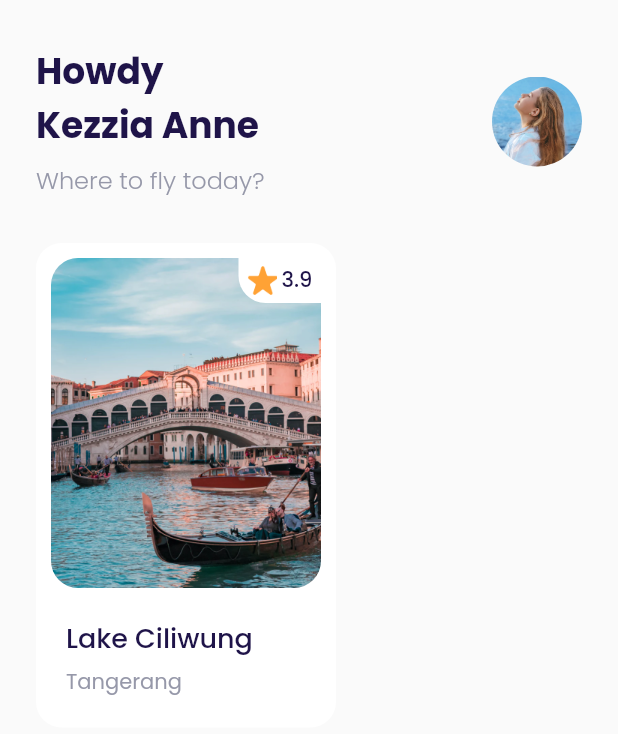
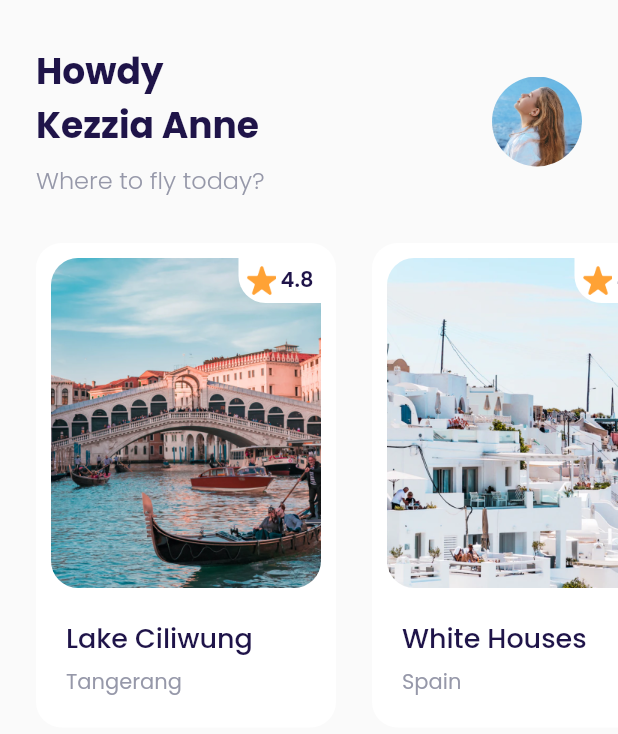
Before and after one commit to rizkyferdian/Flutter-Airplane-BLOC, a Flutter app: the HomePage screen opened directly, on a phone screen of 412 x 824 dp. Shown: the top 734 px of the screen. Run offline on Flutter 3.47's test engine with Material 2 defaults, Android fonts, the phone set to English and light mode, and no system bars; our stand-ins replace google_fonts.

Commit message:
content home page

```diff
--- a/lib/ui/pages/bonus_page.dart
+++ b/lib/ui/pages/bonus_page.dart
@@ -1,5 +1,3 @@
-import 'dart:html';
-
 import 'package:airplane/shared/theme.dart';
 import 'package:airplane/ui/widget/custom_button.dart';
 import 'package:flutter/material.dart';
--- a/lib/ui/pages/home_page.dart
+++ b/lib/ui/pages/home_page.dart
@@ -1,4 +1,5 @@
 import 'package:airplane/shared/theme.dart';
+import 'package:airplane/ui/widget/destination_card.dart';
 import 'package:flutter/material.dart';
 
 class HomePage extends StatelessWidget {
@@ -61,94 +62,38 @@ class HomePage extends StatelessWidget {
         margin: EdgeInsets.only(
           top: 30,
         ),
-        child: Row(
-          children: [
-            Container(
-              width: 200,
-              height: 323,
-              margin: EdgeInsets.only(
-                left: defaultMargin,
+        child: SingleChildScrollView(
+          scrollDirection: Axis.horizontal,
+          child: Row(
+            children: [
+              DestinationCard(
+                name: "Lake Ciliwung",
+                city: "Tangerang",
+                imageUrl: "assets/image_destination1.png",
+                rating: 4.8,
               ),
-              padding: EdgeInsets.all(10),
-              decoration: BoxDecoration(
-                color: kWhiteColor,
-                borderRadius: BorderRadius.circular(defaultRadius),
-              ),
-              child: Column(
-                crossAxisAlignment: CrossAxisAlignment.start,
-                children: [
-                  Container(
-                    width: 180,
-                    height: 220,
-                    margin: EdgeInsets.only(bottom: 20),
-                    decoration: BoxDecoration(
-                      borderRadius: BorderRadius.circular(18),
-                      image: DecorationImage(
-                        image: AssetImage("assets/image_destination1.png"),
-                      ),
-                    ),
-                    child: Align(
-                      alignment: Alignment.topRight,
-                      child: Container(
-                        width: 55,
-                        height: 30,
-                        decoration: BoxDecoration(
-                          color: kWhiteColor,
-                          borderRadius: BorderRadius.only(
-                            bottomLeft: Radius.circular(18),
-                          ),
-                        ),
-                        child: Row(
-                          mainAxisAlignment: MainAxisAlignment.center,
-                          crossAxisAlignment: CrossAxisAlignment.center,
-                          children: [
-                            Container(
-                              margin: EdgeInsets.only(right: 3),
-                              width: 20,
-                              height: 20,
-                              decoration: BoxDecoration(
-                                image: DecorationImage(
-                                  image: AssetImage("assets/icon_star.png"),
-                                ),
-                              ),
-                            ),
-                            Text(
-                              "3.9",
-                              style: blackTextStyle.copyWith(
-                                fontWeight: medium,
-                              ),
-                            )
-                          ],
-                        ),
-                      ),
-                    ),
-                  ),
-                  Container(
-                    margin: EdgeInsets.only(left: 10),
-                    child: Column(
-                      crossAxisAlignment: CrossAxisAlignment.start,
-                      children: [
-                        Text(
-                          "Lake Ciliwung",
-                          style: blackTextStyle.copyWith(
-                            fontSize: 18,
-                            fontWeight: medium,
-                          ),
-                        ),
-                        SizedBox(
-                          height: 5,
-                        ),
-                        Text(
-                          "Tangerang",
-                          style: greyTextStyle,
-                        )
-                      ],
-                    ),
-                  ),
-                ],
-              ),
-            ),
-          ],
+              DestinationCard(
+                  name: "White Houses",
+                  city: "Spain",
+                  imageUrl: "assets/image_destination2.png",
+                  rating: 4.9),
+              DestinationCard(
+                  name: "Hill Heyo",
+                  city: "Monaco",
+                  imageUrl: "assets/image_destination3.png",
+                  rating: 4.6),
+              DestinationCard(
+                  name: "Menara",
+                  city: "Japan",
+                  imageUrl: "assets/image_destination4.png",
+                  rating: 4.7),
+              DestinationCard(
+                  name: "Tree Umbrella",
+                  city: "Denmark",
+                  imageUrl: "assets/image_destination5.png",
+                  rating: 4.5),
+            ],
+          ),
         ),
       );
     }
--- a/lib/ui/pages/splash_page.dart
+++ b/lib/ui/pages/splash_page.dart
@@ -1,5 +1,4 @@
 import 'dart:async';
-
 import 'package:airplane/shared/theme.dart';
 import 'package:flutter/material.dart';
 
--- /dev/null
+++ b/lib/ui/widget/destination_card.dart
@@ -0,0 +1,106 @@
+import 'package:flutter/material.dart';
+
+import '../../shared/theme.dart';
+
+class DestinationCard extends StatelessWidget {
+  final String name;
+  final String city;
+  final String imageUrl;
+  final double rating;
+  const DestinationCard({
+    Key? key,
+    required this.name,
+    required this.city,
+    required this.imageUrl,
+    this.rating = 0.0,
+  }) : super(key: key);
+
+  @override
+  Widget build(BuildContext context) {
+    return Container(
+      width: 200,
+      height: 323,
+      margin: EdgeInsets.only(
+        left: defaultMargin,
+      ),
+      padding: EdgeInsets.all(10),
+      decoration: BoxDecoration(
+        color: kWhiteColor,
+        borderRadius: BorderRadius.circular(defaultRadius),
+      ),
+      child: Column(
+        crossAxisAlignment: CrossAxisAlignment.start,
+        children: [
+          Container(
+            width: 180,
+            height: 220,
+            margin: EdgeInsets.only(bottom: 20),
+            decoration: BoxDecoration(
+              borderRadius: BorderRadius.circular(18),
+              image: DecorationImage(
+                image: AssetImage(imageUrl),
+              ),
+            ),
+            child: Align(
+              alignment: Alignment.topRight,
+              child: Container(
+                width: 55,
+                height: 30,
+                decoration: BoxDecoration(
+                  color: kWhiteColor,
+                  borderRadius: BorderRadius.only(
+                    bottomLeft: Radius.circular(18),
+                  ),
+                ),
+                child: Row(
+                  mainAxisAlignment: MainAxisAlignment.center,
+                  crossAxisAlignment: CrossAxisAlignment.center,
+                  children: [
+                    Container(
+                      margin: EdgeInsets.only(right: 3),
+                      width: 20,
+                      height: 20,
+                      decoration: BoxDecoration(
+                        image: DecorationImage(
+                          image: AssetImage("assets/icon_star.png"),
+                        ),
+                      ),
+                    ),
+                    Text(
+                      rating.toString(),
+                      style: blackTextStyle.copyWith(
+                        fontWeight: semiBold,
+                      ),
+                    )
+                  ],
+                ),
+              ),
+            ),
+          ),
+          Container(
+            margin: EdgeInsets.only(left: 10),
+            child: Column(
+              crossAxisAlignment: CrossAxisAlignment.start,
+              children: [
+                Text(
+                  name,
+                  style: blackTextStyle.copyWith(
+                    fontSize: 18,
+                    fontWeight: medium,
+                  ),
+                ),
+                SizedBox(
+                  height: 5,
+                ),
+                Text(
+                  city,
+                  style: greyTextStyle,
+                )
+              ],
+            ),
+          ),
+        ],
+      ),
+    );
+  }
+}
```
